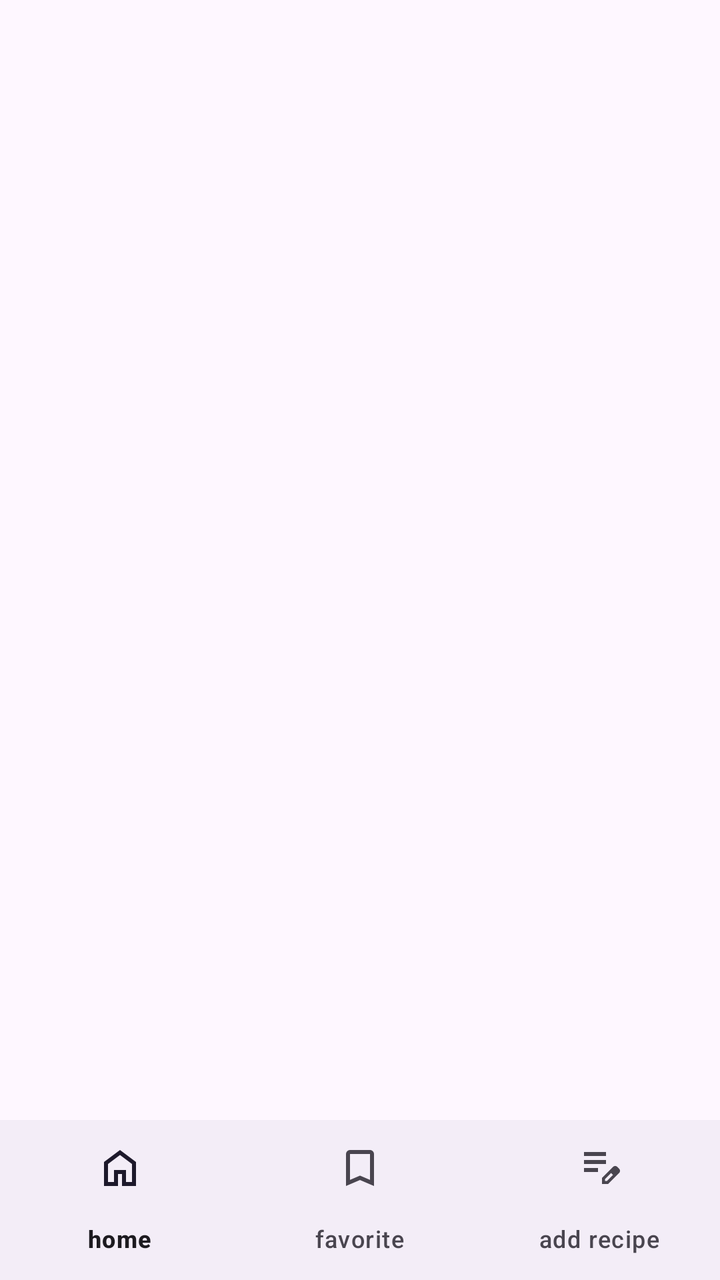
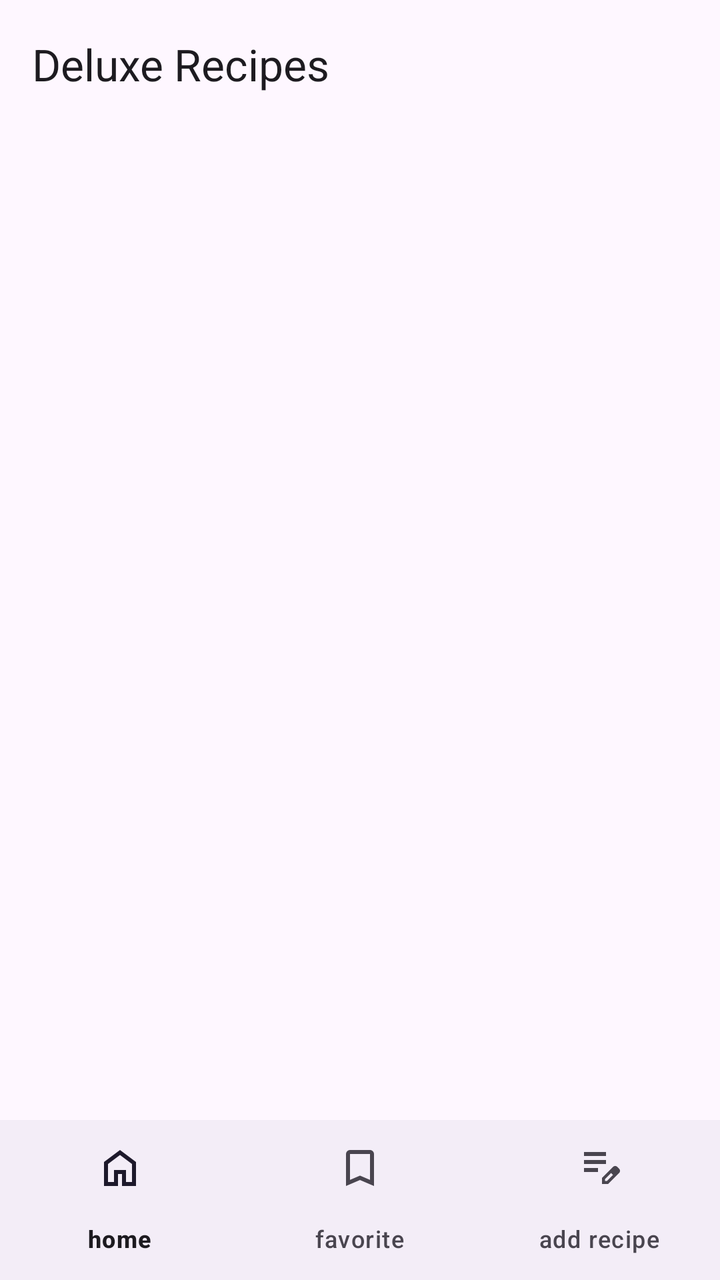

Compare the two renders of this Android layout. The source of the first and the diff that turns it into the second are given below.
<!-- AndroidManifest.xml: application theme Theme.RecetasDeluxe -->
<!-- res/layout/activity_main.xml -->
<?xml version="1.0" encoding="utf-8"?>
<androidx.constraintlayout.widget.ConstraintLayout xmlns:android="http://schemas.android.com/apk/res/android"
    xmlns:app="http://schemas.android.com/apk/res-auto"
    xmlns:tools="http://schemas.android.com/tools"
    android:id="@+id/main"
    android:layout_width="match_parent"
    android:layout_height="match_parent"
    tools:context=".activities.MainActivity">

    <androidx.viewpager2.widget.ViewPager2
        android:id="@+id/viewPager"
        android:layout_width="0dp"
        android:layout_height="0dp"
        app:layout_constraintTop_toTopOf="parent"
        app:layout_constraintBottom_toTopOf="@id/bottomNavigationView"
        app:layout_constraintStart_toStartOf="parent"
        app:layout_constraintEnd_toEndOf="parent" />

    
    <com.google.android.material.bottomnavigation.BottomNavigationView
        android:id="@+id/bottomNavigationView"
        android:layout_width="0dp"
        android:layout_height="wrap_content"
        app:layout_constraintBottom_toBottomOf="parent"
        app:layout_constraintStart_toStartOf="parent"
        app:layout_constraintEnd_toEndOf="parent"
        app:menu="@menu/bottom_nav_menu" />

</androidx.constraintlayout.widget.ConstraintLayout>
<!-- resources referenced by this layout -->
<resources>
  <style name="Theme.RecetasDeluxe" parent="Base.Theme.RecetasDeluxe" />
  <style name="Base.Theme.RecetasDeluxe" parent="Theme.Material3.DayNight">
          
          
      </style>
</resources>

<!-- the commit's change to res/layout/activity_main.xml (unified diff, before → after) -->
@@ -7,11 +7,27 @@
     android:layout_height="match_parent"
     tools:context=".activities.MainActivity">
 
+    <com.google.android.material.appbar.AppBarLayout
+        android:id="@+id/appBarLayout"
+        android:layout_width="0dp"
+        android:layout_height="wrap_content"
+        app:layout_constraintTop_toTopOf="parent"
+        app:layout_constraintStart_toStartOf="parent"
+        app:layout_constraintEnd_toEndOf="parent">
+
+        <androidx.appcompat.widget.Toolbar
+            android:id="@+id/toolbar"
+            android:layout_width="match_parent"
+            android:layout_height="?attr/actionBarSize"
+            app:title="@string/app_name" />
+
+    </com.google.android.material.appbar.AppBarLayout>
+
     <androidx.viewpager2.widget.ViewPager2
         android:id="@+id/viewPager"
         android:layout_width="0dp"
         android:layout_height="0dp"
-        app:layout_constraintTop_toTopOf="parent"
+        app:layout_constraintTop_toBottomOf="@id/appBarLayout"
         app:layout_constraintBottom_toTopOf="@id/bottomNavigationView"
         app:layout_constraintStart_toStartOf="parent"
         app:layout_constraintEnd_toEndOf="parent" />
<!-- resource entries referenced after the edit -->
@@ -1,7 +1,8 @@
 <!-- resources referenced by this layout -->
 <resources>
+  <string name="app_name">Deluxe Recipes</string>
   <style name="Theme.RecetasDeluxe" parent="Base.Theme.RecetasDeluxe" />
-  <style name="Base.Theme.RecetasDeluxe" parent="Theme.Material3.DayNight">
+  <style name="Base.Theme.RecetasDeluxe" parent="Theme.Material3.DayNight.NoActionBar">
           
           
       </style>
